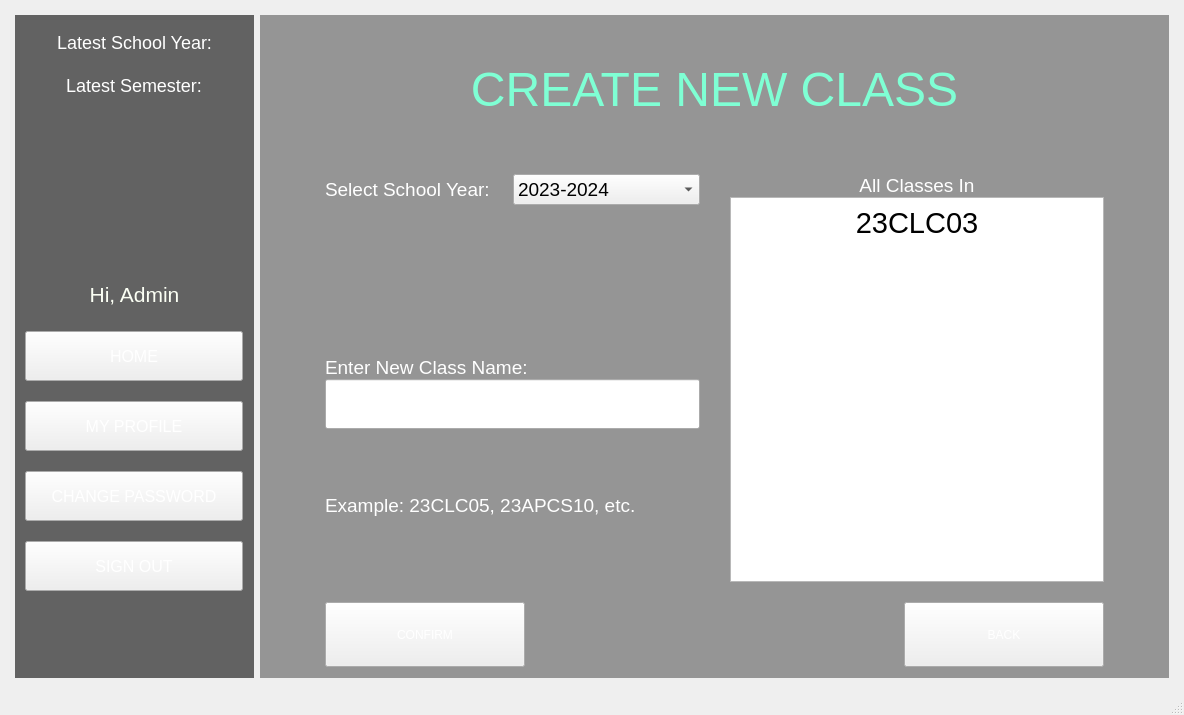
BuhDuy256/Student-Management-GROUP6-KTLT-23CLC03, file StudentManagementSystem/mainwindow.ui: the form before one commit.
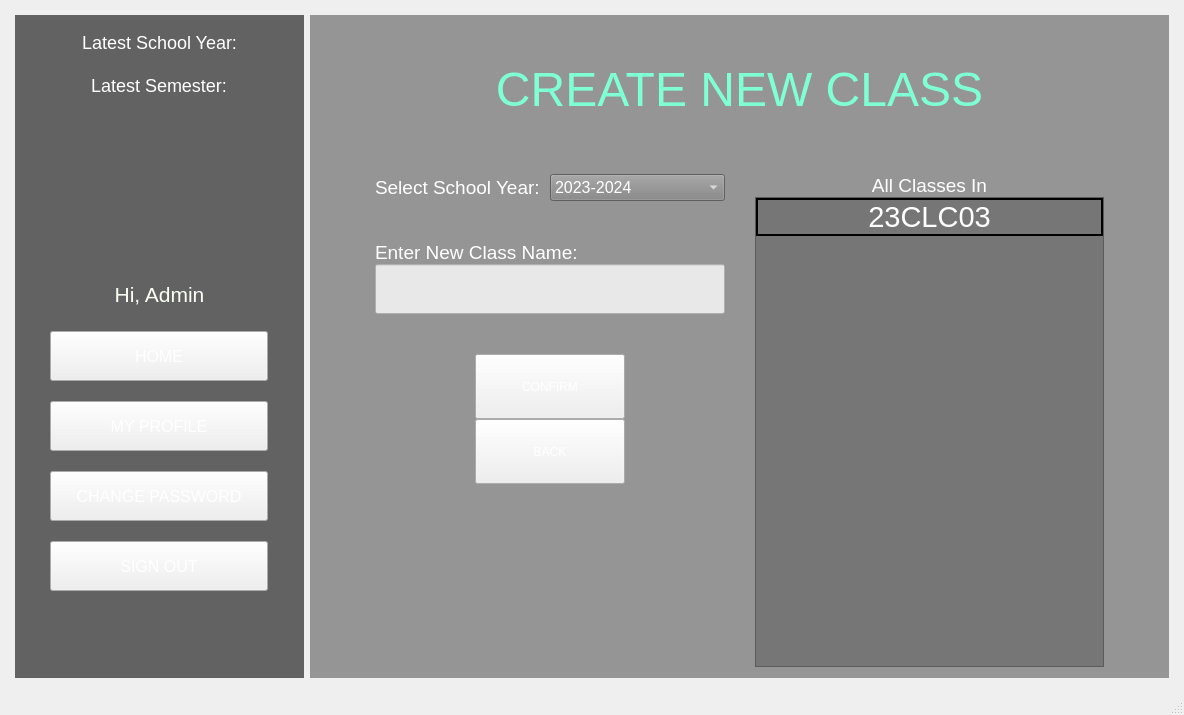
The form after the commit. The open tabs and pages were chosen to show the change. Icons and pictures are not drawn.

Commit message: Finish create a new class

Diff of the .ui file:
```diff
--- a/StudentManagementSystem/mainwindow.ui
+++ b/StudentManagementSystem/mainwindow.ui
@@ -1882,7 +1882,7 @@
         border-image: url(:/background/Lovely Minecraft Hd Wallpaper 1920x1080.jpg);
 }</string>
        </property>
-       <layout class="QGridLayout" name="gridLayout_4" columnstretch="5,19">
+       <layout class="QGridLayout" name="gridLayout_4" columnstretch="5,0">
         <property name="leftMargin">
          <number>15</number>
         </property>
@@ -3192,65 +3192,6 @@
             <property name="verticalSpacing">
              <number>20</number>
             </property>
-            <item row="0" column="0" colspan="2">
-             <widget class="QLabel" name="lb_createNewClass">
-              <property name="maximumSize">
-               <size>
-                <width>16777215</width>
-                <height>130</height>
-               </size>
-              </property>
-              <property name="font">
-               <font>
-                <pointsize>36</pointsize>
-               </font>
-              </property>
-              <property name="styleSheet">
-               <string notr="true">color: #7FFFD4;
-</string>
-              </property>
-              <property name="text">
-               <string>CREATE NEW CLASS</string>
-              </property>
-              <property name="alignment">
-               <set>Qt::AlignCenter</set>
-              </property>
-             </widget>
-            </item>
-            <item row="1" column="0">
-             <layout class="QHBoxLayout" name="horizontalLayout_4">
-              <item>
-               <widget class="QLabel" name="lb_selectSY">
-                <property name="font">
-                 <font>
-                  <pointsize>14</pointsize>
-                 </font>
-                </property>
-                <property name="styleSheet">
-                 <string notr="true">color: white;
-</string>
-                </property>
-                <property name="text">
-                 <string>Select School Year:</string>
-                </property>
-               </widget>
-              </item>
-              <item>
-               <widget class="QComboBox" name="box_selectSY">
-                <property name="font">
-                 <font>
-                  <pointsize>14</pointsize>
-                 </font>
-                </property>
-                <item>
-                 <property name="text">
-                  <string>2023-2024</string>
-                 </property>
-                </item>
-               </widget>
-              </item>
-             </layout>
-            </item>
             <item row="1" column="1" rowspan="2">
              <layout class="QVBoxLayout" name="verticalLayout_7">
               <item>
@@ -3280,7 +3221,88 @@
                  </font>
                 </property>
                 <property name="styleSheet">
-                 <string notr="true">QListWidget::item { padding: 8px; text-align: center; }</string>
+                 <string notr="true">QListWidget::item {
+    background-color: rgba(118, 118, 118, 200);
+    color: white;
+    border: 2px solid #000000;
+}
+
+QListWidget::item:selected {
+    background-color: rgba(198, 198, 198, 200);
+    color: #000000;
+}
+
+QHeaderView::section {
+    background-color: rgba(198, 198, 198, 200);
+    color: #000000;
+    padding: 4px;
+    border-style: none;
+    border-bottom: 2px solid #000000;
+    border-right: 1px solid #000000;
+    border-left: 1px solid #000000;
+    box-shadow: 0 2px 4px 0 rgba(0, 0, 0, 0.15);
+}
+
+QListWidget {
+    background-color: rgb(118, 118, 118);
+}
+
+QScrollBar:horizontal {
+    border: 2px solid black;
+    background-color: rgb(118, 118, 118);
+    height: 15px;
+    margin: 0 22px 0 22px;
+}
+
+QScrollBar::handle:horizontal {
+    background: qlineargradient(x1:0, y1:0, x2:1, y2:1, stop:0 #D3D3D3, stop:1 #808080);
+    border: 1px solid #adb0b6;
+    border-radius: 4px;
+    min-width: 20px;
+}
+
+QScrollBar::add-line:horizontal {
+    background: black;
+    width: 20px;
+    subcontrol-position: right;
+    subcontrol-origin: margin;
+}
+
+QScrollBar::sub-line:horizontal {
+    background: black;
+    width: 20px;
+    subcontrol-position: left;
+    subcontrol-origin: margin;
+}
+
+QScrollBar:vertical {
+    border: 2px solid black;
+    background-color: rgb(118, 118, 118);
+    width: 15px;
+    margin: 22px 0 22px 0;
+}
+
+QScrollBar::handle:vertical {
+    background: qlineargradient(x1:0, y1:0, x2:0, y2:1, stop:0 #D3D3D3, stop:1 #808080);
+    border: 1px solid #adb0b6;
+    border-radius: 4px;
+    min-height: 20px;
+}
+
+QScrollBar::add-line:vertical {
+    background: black;
+    height: 20px;
+    subcontrol-position: bottom;
+    subcontrol-origin: margin;
+}
+
+QScrollBar::sub-line:vertical {
+    background: black;
+    height: 20px;
+    subcontrol-position: top;
+    subcontrol-origin: margin;
+}
+</string>
                 </property>
                 <property name="editTriggers">
                  <set>QAbstractItemView::EditKeyPressed</set>
@@ -3306,14 +3328,101 @@
               </item>
              </layout>
             </item>
-            <item row="2" column="0">
+            <item row="0" column="0" colspan="2">
+             <widget class="QLabel" name="lb_createNewClass">
+              <property name="maximumSize">
+               <size>
+                <width>16777215</width>
+                <height>130</height>
+               </size>
+              </property>
+              <property name="font">
+               <font>
+                <pointsize>36</pointsize>
+               </font>
+              </property>
+              <property name="styleSheet">
+               <string notr="true">color: #7FFFD4;
+</string>
+              </property>
+              <property name="text">
+               <string>CREATE NEW CLASS</string>
+              </property>
+              <property name="alignment">
+               <set>Qt::AlignCenter</set>
+              </property>
+             </widget>
+            </item>
+            <item row="1" column="0">
              <layout class="QVBoxLayout" name="verticalLayout_8">
-              <item alignment="Qt::AlignBottom">
+              <property name="spacing">
+               <number>-1</number>
+              </property>
+              <property name="sizeConstraint">
+               <enum>QLayout::SetDefaultConstraint</enum>
+              </property>
+              <item>
+               <layout class="QHBoxLayout" name="horizontalLayout_4">
+                <item>
+                 <widget class="QLabel" name="lb_selectSY">
+                  <property name="font">
+                   <font>
+                    <pointsize>14</pointsize>
+                   </font>
+                  </property>
+                  <property name="styleSheet">
+                   <string notr="true">color: white;
+</string>
+                  </property>
+                  <property name="text">
+                   <string>Select School Year:</string>
+                  </property>
+                 </widget>
+                </item>
+                <item>
+                 <widget class="QComboBox" name="box_selectSY">
+                  <property name="font">
+                   <font>
+                    <pointsize>-1</pointsize>
+                   </font>
+                  </property>
+                  <property name="styleSheet">
+                   <string notr="true">font-size: 16px;
+border-image: url(:/background/button.png);
+background-color: rgb(133, 133, 133);
+color: white;</string>
+                  </property>
+                  <item>
+                   <property name="text">
+                    <string>2023-2024</string>
+                   </property>
+                  </item>
+                 </widget>
+                </item>
+               </layout>
+              </item>
+              <item>
+               <spacer name="verticalSpacer_3">
+                <property name="orientation">
+                 <enum>Qt::Vertical</enum>
+                </property>
+                <property name="sizeType">
+                 <enum>QSizePolicy::Preferred</enum>
+                </property>
+                <property name="sizeHint" stdset="0">
+                 <size>
+                  <width>20</width>
+                  <height>40</height>
+                 </size>
+                </property>
+               </spacer>
+              </item>
+              <item>
                <widget class="QLabel" name="lb_enterClassName">
                 <property name="maximumSize">
                  <size>
                   <width>16777215</width>
-                  <height>100000</height>
+                  <height>1000</height>
                  </size>
                 </property>
                 <property name="font">
@@ -3327,10 +3436,19 @@
                 <property name="text">
                  <string>Enter New Class Name:</string>
                 </property>
+                <property name="indent">
+                 <number>-1</number>
+                </property>
                </widget>
               </item>
               <item>
                <widget class="QLineEdit" name="txt_className">
+                <property name="sizePolicy">
+                 <sizepolicy hsizetype="Expanding" vsizetype="Preferred">
+                  <horstretch>0</horstretch>
+                  <verstretch>0</verstretch>
+                 </sizepolicy>
+                </property>
                 <property name="minimumSize">
                  <size>
                   <width>0</width>
@@ -3348,72 +3466,84 @@
                   <pointsize>16</pointsize>
                  </font>
                 </property>
+                <property name="styleSheet">
+                 <string notr="true">color: #000000;
+background-color: rgba(255,255,255,200);
+padding: 10px;</string>
+                </property>
                 <property name="text">
                  <string/>
                 </property>
                </widget>
               </item>
               <item>
-               <widget class="QLabel" name="lb_example">
+               <spacer name="verticalSpacer_4">
+                <property name="orientation">
+                 <enum>Qt::Vertical</enum>
+                </property>
+                <property name="sizeType">
+                 <enum>QSizePolicy::Preferred</enum>
+                </property>
+                <property name="sizeHint" stdset="0">
+                 <size>
+                  <width>20</width>
+                  <height>40</height>
+                 </size>
+                </property>
+               </spacer>
+              </item>
+              <item alignment="Qt::AlignHCenter">
+               <widget class="QPushButton" name="button_confirm_4">
+                <property name="sizePolicy">
+                 <sizepolicy hsizetype="Preferred" vsizetype="Fixed">
+                  <horstretch>0</horstretch>
+                  <verstretch>0</verstretch>
+                 </sizepolicy>
+                </property>
                 <property name="minimumSize">
                  <size>
-                  <width>0</width>
-                  <height>129</height>
+                  <width>150</width>
+                  <height>65</height>
                  </size>
                 </property>
-                <property name="font">
-                 <font>
-                  <pointsize>14</pointsize>
-                 </font>
+                <property name="maximumSize">
+                 <size>
+                  <width>200</width>
+                  <height>65</height>
+                 </size>
                 </property>
-                <property name="styleSheet">
-                 <string notr="true">color:white;</string>
+                <property name="text">
+                 <string>CONFIRM</string>
                 </property>
+               </widget>
+              </item>
+              <item alignment="Qt::AlignHCenter">
+               <widget class="QPushButton" name="button_back_8">
+                <property name="sizePolicy">
+                 <sizepolicy hsizetype="Preferred" vsizetype="Fixed">
+                  <horstretch>0</horstretch>
+                  <verstretch>0</verstretch>
+                 </sizepolicy>
+                </property>
+                <property name="minimumSize">
+                 <size>
+                  <width>150</width>
+                  <height>65</height>
+                 </size>
+                </property>
+                <property name="maximumSize">
+                 <size>
+                  <width>200</width>
+                  <height>65</height>
+                 </size>
+                </property>
                 <property name="text">
-                 <string>Example: 23CLC05, 23APCS10, etc.</string>
+                 <string>BACK</string>
                 </property>
                </widget>
               </item>
              </layout>
             </item>
-            <item row="3" column="1" alignment="Qt::AlignRight">
-             <widget class="QPushButton" name="button_back_8">
-              <property name="minimumSize">
-               <size>
-                <width>200</width>
-                <height>65</height>
-               </size>
-              </property>
-              <property name="maximumSize">
-               <size>
-                <width>200</width>
-                <height>65</height>
-               </size>
-              </property>
-              <property name="text">
-               <string>BACK</string>
-              </property>
-             </widget>
-            </item>
-            <item row="3" column="0">
-             <widget class="QPushButton" name="button_confirm_4">
-              <property name="minimumSize">
-               <size>
-                <width>200</width>
-                <height>65</height>
-               </size>
-              </property>
-              <property name="maximumSize">
-               <size>
-                <width>200</width>
-                <height>65</height>
-               </size>
-              </property>
-              <property name="text">
-               <string>CONFIRM</string>
-              </property>
-             </widget>
-            </item>
            </layout>
           </widget>
           <widget class="QWidget" name="AdAddStudent">
```
Left out of the diff: 374 changed lines with no effect on the pictures. The commit also changes 2 other files.
